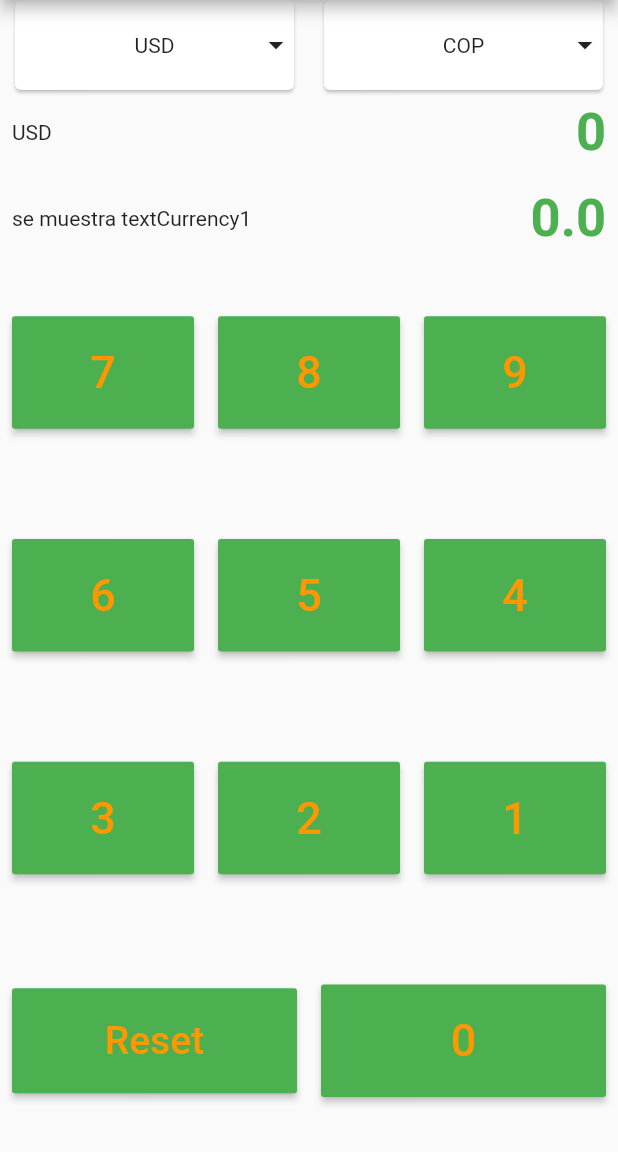
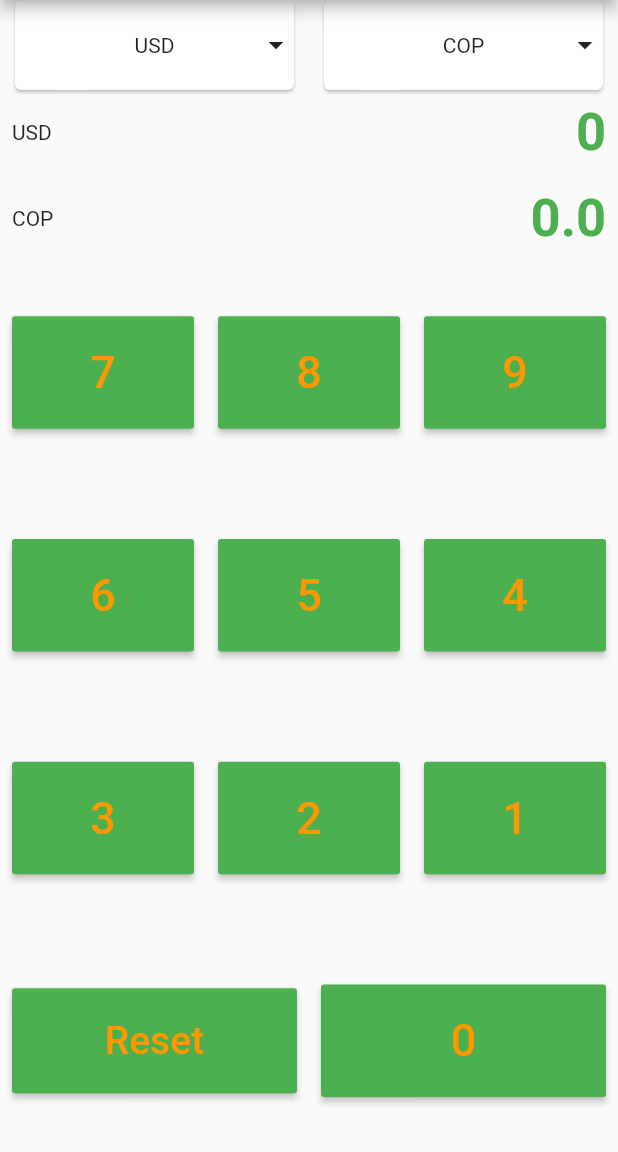
Before and after one commit to yulyber/Conversor-de-monedas-, a Flutter app: the screen it shows after launch, on a phone screen of 412 x 824 dp, the part 84-1236 px from its top. Run offline on Flutter 3.47's test engine with Material 2 defaults, Android fonts, the phone set to English and light mode, and no system bars; missing offline and left inert: direct_select.

Commit message:
Etiqueta 2

```diff
--- a/lib/ui/widgets/key_pad.dart
+++ b/lib/ui/widgets/key_pad.dart
@@ -84,7 +84,8 @@ class _KeyPadState extends State<KeyPad> {
             children: [
               Padding(
                 padding: const EdgeInsets.all(8.0),
-                child: Text('se muestra textCurrency1'),
+                // child: Text('se muestra textCurrency1'),
+                child: Text(widget.textCurrency2),
               ),
               Expanded(
                 child: Container(),
```
